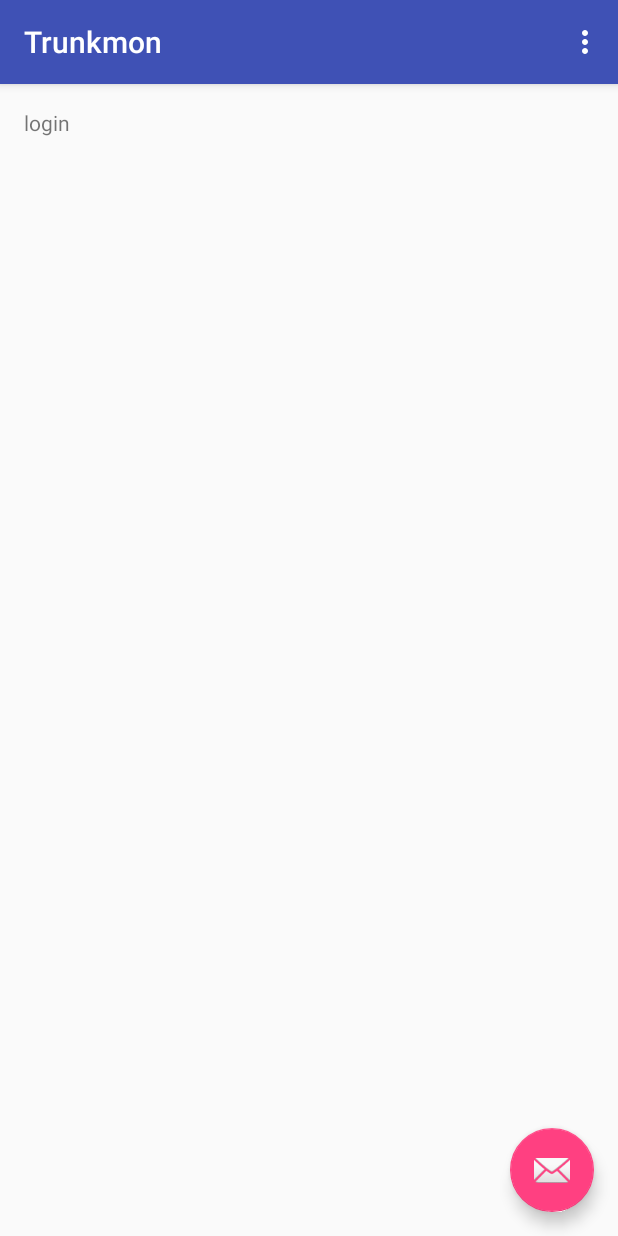
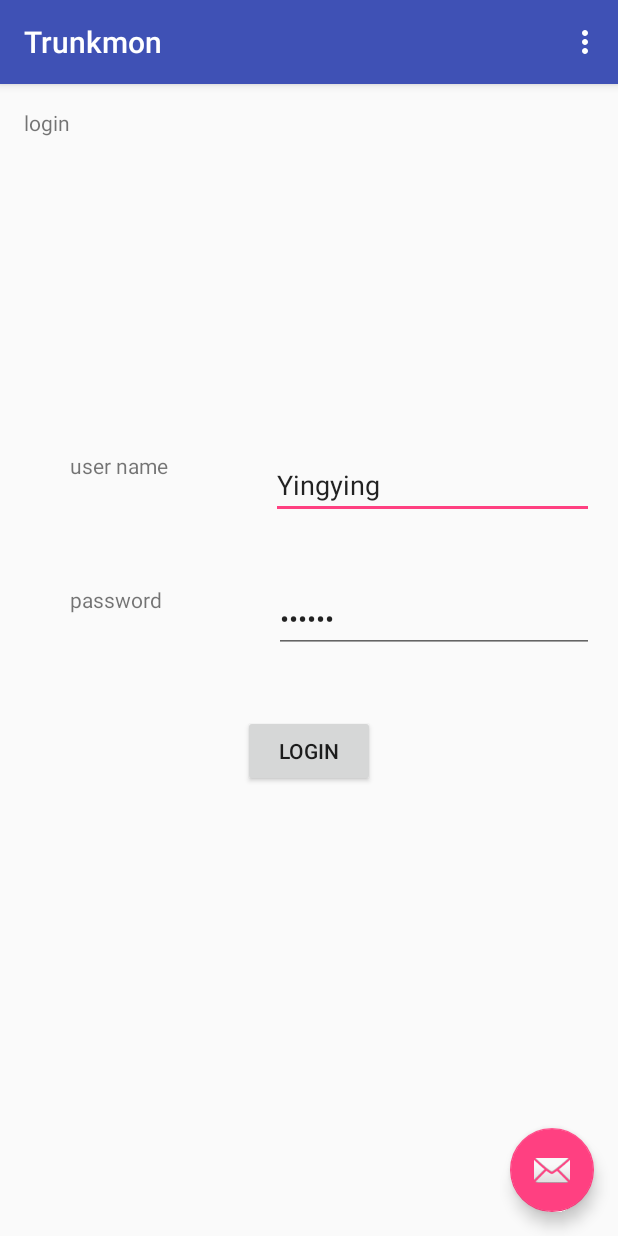
Before and after one commit to HUANG-Yu/Trunkmon, an Android app: the screen it shows after launch (LoginActivity), on a phone screen of 412 x 824 dp. Run offline under Robolectric (Android 15) with nearby library versions, the phone set to English and light mode, and no system bars.

Commit message:
1. login activity 2. intent from login to selections

```diff
--- a/app/src/main/res/layout/content_login.xml
+++ b/app/src/main/res/layout/content_login.xml
@@ -15,5 +15,56 @@
     <TextView
         android:layout_width="wrap_content"
         android:layout_height="wrap_content"
-        android:text="login" />
+        android:text="login"
+        android:id="@+id/textView7" />
+
+    <TextView
+        android:layout_width="wrap_content"
+        android:layout_height="wrap_content"
+        android:text="user name"
+        android:id="@+id/usrNameLabel"
+        android:layout_marginTop="209dp"
+        android:layout_below="@+id/textView7"
+        android:layout_toRightOf="@+id/textView7"
+        android:layout_toEndOf="@+id/textView7" />
+
+    <EditText
+        android:layout_width="215dp"
+        android:layout_height="wrap_content"
+        android:id="@+id/usrNameTextFiled"
+        android:text="Yingying"
+        android:layout_alignTop="@+id/usrNameLabel"
+        android:layout_alignRight="@+id/passwordTextField"
+        android:layout_alignEnd="@+id/passwordTextField" />
+
+    <EditText
+        android:layout_width="wrap_content"
+        android:layout_height="wrap_content"
+        android:inputType="textPassword"
+        android:ems="10"
+        android:id="@+id/passwordTextField"
+        android:layout_marginTop="44dp"
+        android:layout_below="@+id/usrNameTextFiled"
+        android:layout_alignParentRight="true"
+        android:layout_alignParentEnd="true"
+        android:text="123456" />
+
+    <TextView
+        android:layout_width="wrap_content"
+        android:layout_height="wrap_content"
+        android:text="password"
+        android:id="@+id/textView6"
+        android:layout_alignTop="@+id/passwordTextField"
+        android:layout_alignLeft="@+id/usrNameLabel"
+        android:layout_alignStart="@+id/usrNameLabel" />
+
+    <Button
+        android:layout_width="wrap_content"
+        android:layout_height="wrap_content"
+        android:text="Login"
+        android:id="@+id/loginBt"
+        android:layout_below="@+id/passwordTextField"
+        android:layout_centerHorizontal="true"
+        android:layout_marginTop="41dp" />
+
 </RelativeLayout>
```
